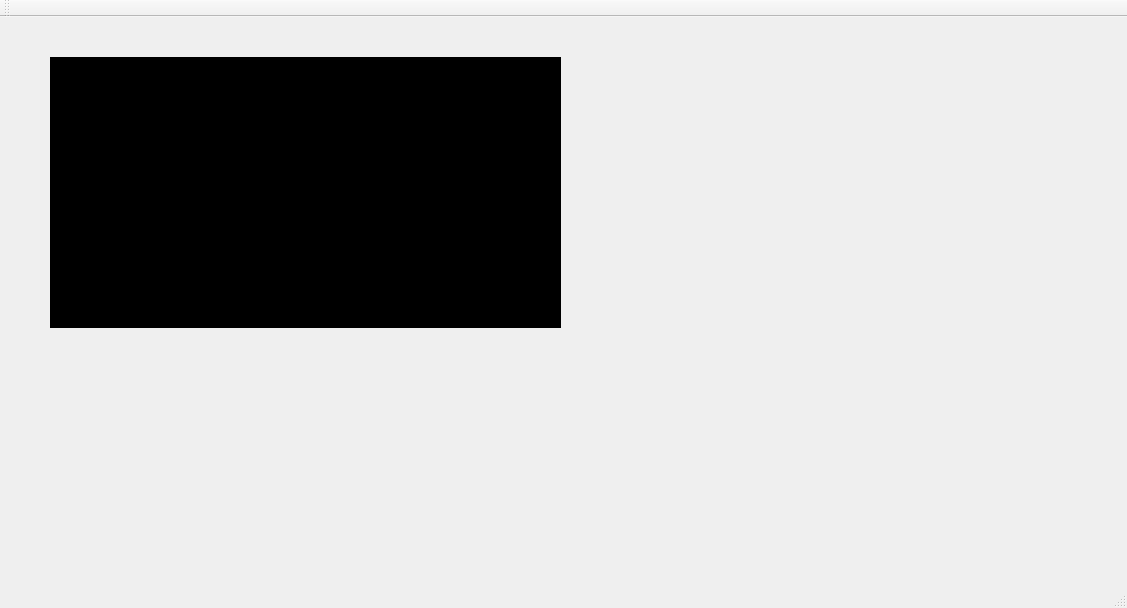
This is OpenCV-Vision-Legitimus/OpenCV-Vision-Legitimus/VisionMainWindow.ui in LegitMigue/OpenCV-Vision-Legitimus as Qt 5 draws it before an edit. The edited form follows.
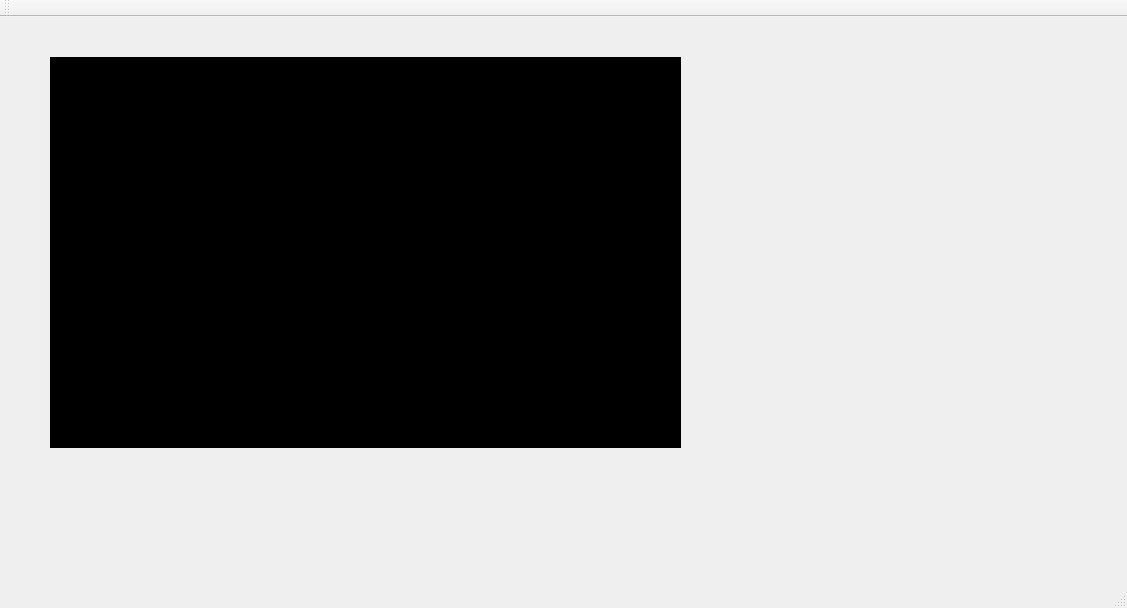
This is the edited form.

```diff
--- a/OpenCV-Vision-Legitimus/OpenCV-Vision-Legitimus/VisionMainWindow.ui
+++ b/OpenCV-Vision-Legitimus/OpenCV-Vision-Legitimus/VisionMainWindow.ui
@@ -19,8 +19,8 @@
      <rect>
       <x>50</x>
       <y>40</y>
-      <width>511</width>
-      <height>271</height>
+      <width>631</width>
+      <height>391</height>
      </rect>
     </property>
     <property name="styleSheet">
```
